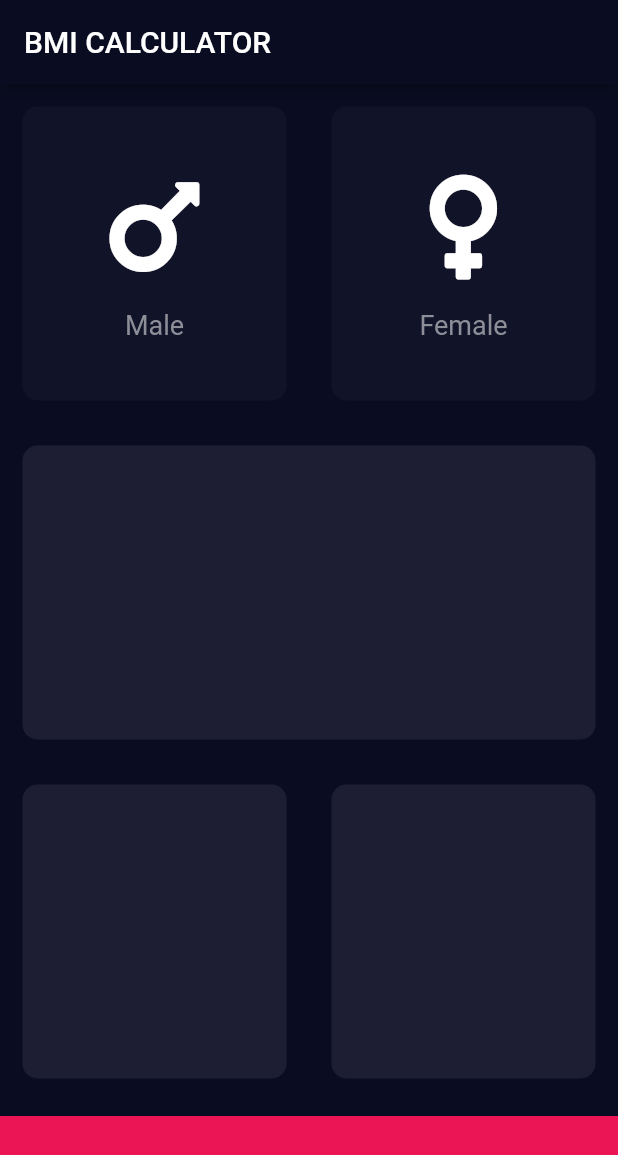
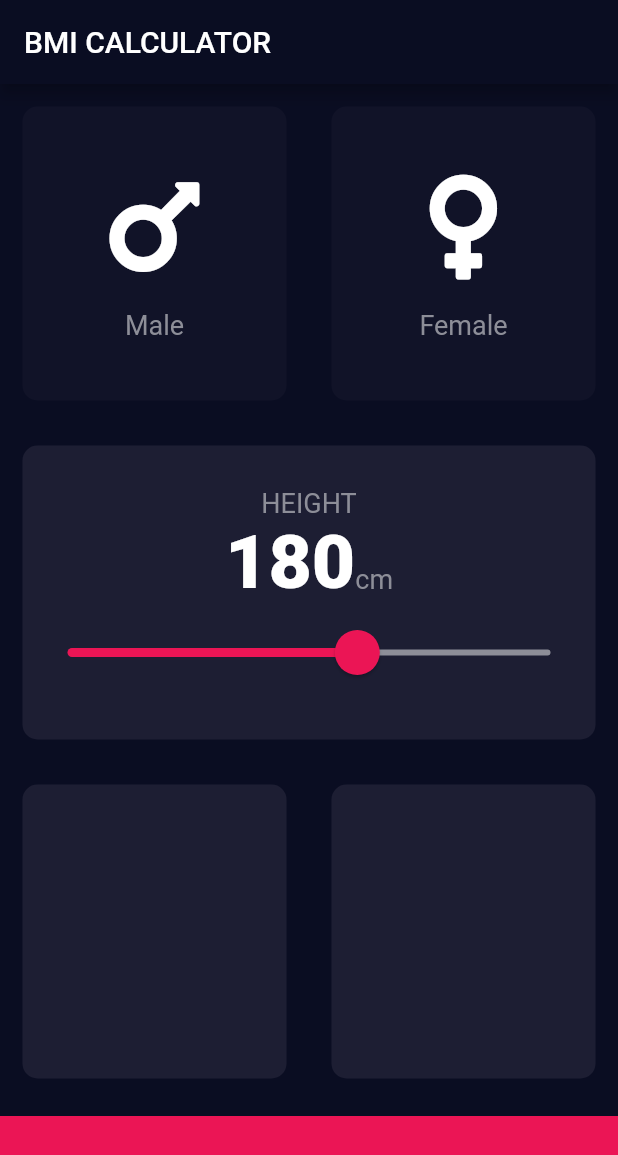
Before and after one commit to aravind-reghunadh/Bmi-calculator, a Flutter app: the screen it shows after launch, on a phone screen of 412 x 824 dp. Shown: the top 1155 px of the screen. Run offline on Flutter 3.47's test engine with Material 2 defaults, Android fonts, the phone set to English and light mode, and no system bars; our stand-ins replace font_awesome_flutter.

Commit message:
added slider

```diff
--- /dev/null
+++ b/lib/constants.dart
@@ -0,0 +1,15 @@
+import 'package:flutter/material.dart';
+
+const kBottomContainerHeight = 80.0;
+const kActiveCardColour = Color(0xff1d1e33);
+const kBottomContainerColour = Color(0xffeb1555);
+const kInactiveCardColour = Color(0xff111328);
+
+const kLabelTextStyle = TextStyle(
+  fontSize: 18,
+  color: Color(0xff8d8e98),
+);
+const kNumberText = TextStyle(
+  fontSize: 50.0,
+  fontWeight: FontWeight.w900,
+);
--- a/lib/icon_content.dart
+++ b/lib/icon_content.dart
@@ -1,4 +1,5 @@
 import 'package:flutter/material.dart';
+import 'constants.dart';
 
 class IconContent extends StatelessWidget {
   IconContent({this.icon, this.label});
@@ -16,10 +17,7 @@ class IconContent extends StatelessWidget {
         SizedBox(
           height: 15.0,
         ),
-        Text(
-          label,
-          style: TextStyle(fontSize: 18, color: Color(0xff8d8e98)),
-        ),
+        Text(label, style: kLabelTextStyle),
       ],
     );
   }
--- a/lib/input_page.dart
+++ b/lib/input_page.dart
@@ -2,11 +2,7 @@ import 'package:flutter/material.dart';
 import 'package:font_awesome_flutter/font_awesome_flutter.dart';
 import 'reusable_card.dart';
 import 'icon_content.dart';
-
-const BottomContainerHeight = 80.0;
-const activeCardColour = Color(0xff1d1e33);
-const BottomContainerColour = Color(0xffeb1555);
-const inactiveCardColour = Color(0xff111328);
+import 'constants.dart';
 
 enum Gender { male, female }
 
@@ -17,6 +13,7 @@ class InputPage extends StatefulWidget {
 
 class _InputPageState extends State<InputPage> {
   Gender selectedGender;
+  int height = 180;
 
   @override
   Widget build(BuildContext context) {
@@ -40,8 +37,8 @@ class _InputPageState extends State<InputPage> {
                     label: 'Male',
                   ),
                   colour: selectedGender == Gender.male
-                      ? activeCardColour
-                      : inactiveCardColour,
+                      ? kActiveCardColour
+                      : kInactiveCardColour,
                 ),
               ),
               Expanded(
@@ -56,8 +53,8 @@ class _InputPageState extends State<InputPage> {
                     label: 'Female',
                   ),
                   colour: selectedGender == Gender.female
-                      ? activeCardColour
-                      : inactiveCardColour,
+                      ? kActiveCardColour
+                      : kInactiveCardColour,
                 ),
               ),
             ],
@@ -65,7 +62,54 @@ class _InputPageState extends State<InputPage> {
         ),
         Expanded(
           child: ReusableCard(
-            colour: activeCardColour,
+            colour: kActiveCardColour,
+            cardChild: Column(
+              mainAxisAlignment: MainAxisAlignment.center,
+              children: <Widget>[
+                Text(
+                  'HEIGHT',
+                  style: kLabelTextStyle,
+                ),
+                Row(
+                  mainAxisAlignment: MainAxisAlignment.center,
+                  crossAxisAlignment: CrossAxisAlignment.baseline,
+                  textBaseline: TextBaseline.alphabetic,
+                  children: <Widget>[
+                    Text(
+                      height.toString(),
+                      style: kNumberText,
+                    ),
+                    Text(
+                      'cm',
+                      style: kLabelTextStyle,
+                    ),
+                  ],
+                ),
+                SliderTheme(
+                  data: SliderTheme.of(context).copyWith(
+                    activeTrackColor: Colors.white,
+                    inactiveTrackColor: Color(0xff8d8e98),
+                    thumbColor: Color(0xffeb1555),
+                    overlayColor: Color(0x26eb1555),
+                    thumbShape: RoundSliderThumbShape(enabledThumbRadius: 15.0),
+                    overlayShape:
+                        RoundSliderThumbShape(enabledThumbRadius: 30.0),
+                  ),
+                  child: Slider(
+                    value: height.toDouble(),
+                    min: 120.0,
+                    max: 220.0,
+                    activeColor: Color(0xffeb1555),
+                    inactiveColor: Color(0xff8d8e98),
+                    onChanged: (double newValue) {
+                      setState(() {
+                        height = newValue.round();
+                      });
+                    },
+                  ),
+                )
+              ],
+            ),
           ),
         ),
         Expanded(
@@ -73,22 +117,22 @@ class _InputPageState extends State<InputPage> {
             children: <Widget>[
               Expanded(
                 child: ReusableCard(
-                  colour: activeCardColour,
+                  colour: kActiveCardColour,
                 ),
               ),
               Expanded(
                 child: ReusableCard(
-                  colour: activeCardColour,
+                  colour: kActiveCardColour,
                 ),
               ),
             ],
           ),
         ),
         Container(
-          color: BottomContainerColour,
+          color: kBottomContainerColour,
           width: double.infinity,
           margin: EdgeInsets.only(top: 10.0),
-          height: BottomContainerHeight,
+          height: kBottomContainerHeight,
         ),
       ]),
     );
```
